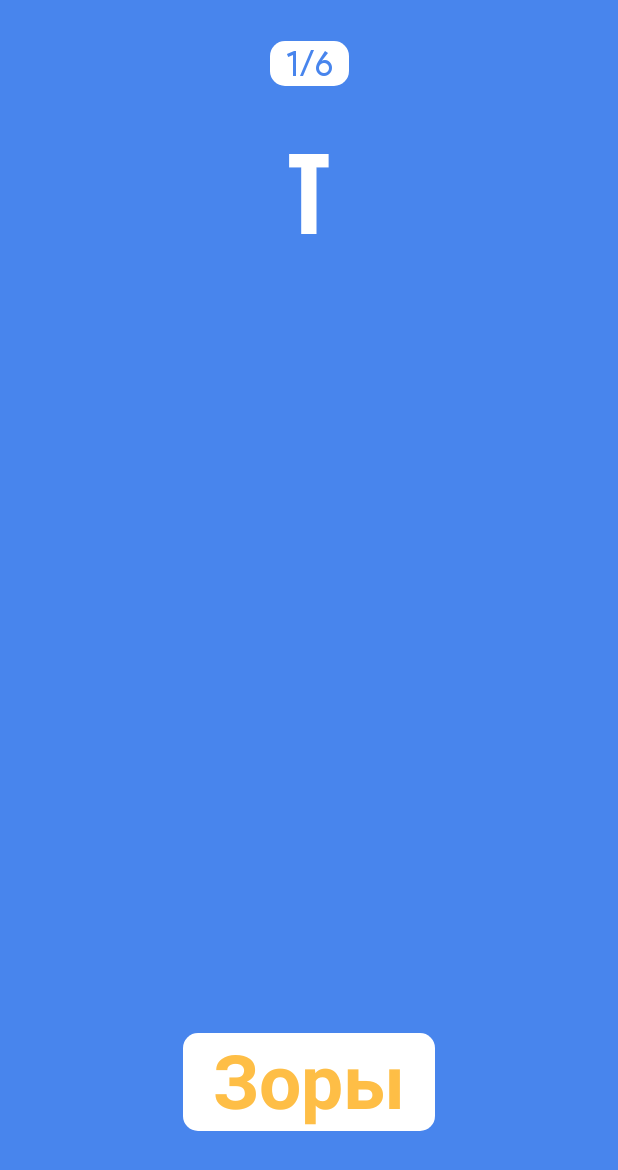
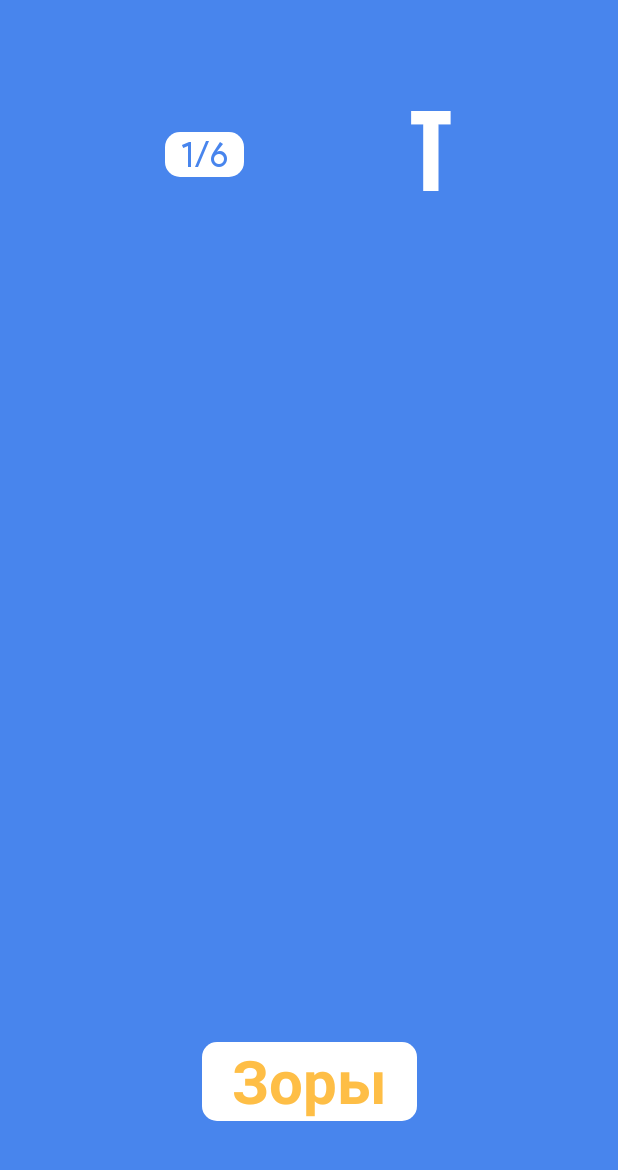
Before and after one commit to Kiolk/Alphabet, an Android app: the layout controller_game.xml on its own in the app's theme, with its tools: preview values and no code run, on a phone screen of 412 x 824 dp. Shown: the top 1170 px of the screen. Run offline under Robolectric (Android 15) with nearby library versions, the phone set to English and light mode, and no system bars.

Commit message:
Refactored some layouts

```diff
--- a/app/src/main/java/com/github/kiolk/alphabet/presentation/dialogs/CompleteTopicDialog.kt
+++ b/app/src/main/java/com/github/kiolk/alphabet/presentation/dialogs/CompleteTopicDialog.kt
@@ -32,7 +32,7 @@ class CompleteTopicDialog: BaseInfoDialog {
     override fun onViewBound(view: View) {
         super.onViewBound(view)
 
-        dialog?.let { isCancelable }
+        dialog?.setCancelable(true)
 
         val topic = args.getParcelable(BUNDLE_TOPIC) as Topic
 
@@ -47,7 +47,6 @@ class CompleteTopicDialog: BaseInfoDialog {
     fun onOkPress(){
         Log.d("MyLogs", "Calls on press")
         router.popCurrentController()
-//        listener.invoke()
     }
 
     override fun onDestroy() {
--- a/app/src/main/res/layout/controller_complete_topic.xml
+++ b/app/src/main/res/layout/controller_complete_topic.xml
@@ -70,7 +70,6 @@
             android:layout_height="wrap_content"
             android:padding="15dp"
             android:src="@drawable/ic_close_cross"
-            android:text="ok"
             app:layout_constraintRight_toRightOf="parent"
             app:layout_constraintTop_toTopOf="parent" />
     </android.support.constraint.ConstraintLayout>
--- a/app/src/main/res/layout/controller_game.xml
+++ b/app/src/main/res/layout/controller_game.xml
@@ -18,27 +18,27 @@
         android:id="@+id/tv_game_screen_step"
         android:layout_width="wrap_content"
         android:layout_height="wrap_content"
-        app:layout_constraintRight_toRightOf="parent"
+        android:background="@drawable/bg_round_white"
+        android:fontFamily="@font/product_sans_regular"
         android:paddingLeft="10dp"
         android:paddingRight="10dp"
+        app:layout_constraintTop_toTopOf="parent"
+        app:layout_constraintBottom_toTopOf="@+id/rw_words_photos"
+        app:layout_constraintLeft_toLeftOf="parent"
+        app:layout_constraintRight_toLeftOf="@+id/tv_game_screen_letter"
+        android:textColor="@color/general_blue"
         android:textSize="24sp"
-        app:layout_constraintLeft_toLeftOf="parent"
-        android:fontFamily="@font/product_sans_regular"
-        app:layout_constraintTop_toTopOf="parent"
-        android:textColor="@color/general_blue"
-        android:background="@drawable/bg_round_white"
-        app:layout_constraintBottom_toTopOf="@+id/tv_game_screen_letter"
-        tools:text="1/6"/>
+        tools:text="1/6" />
 
     <TextView
         android:id="@+id/tv_game_screen_letter"
         android:layout_width="wrap_content"
         android:layout_height="wrap_content"
+        app:layout_constraintTop_toTopOf="parent"
+        app:layout_constraintBottom_toTopOf="@+id/rw_words_photos"
+        app:layout_constraintRight_toRightOf="parent"
+        app:layout_constraintLeft_toRightOf="@+id/tv_game_screen_step"
         android:gravity="center"
-        app:layout_constraintLeft_toLeftOf="parent"
-        app:layout_constraintRight_toRightOf="parent"
-        app:layout_constraintBottom_toTopOf="@+id/rw_words_photos"
-        app:layout_constraintTop_toBottomOf="@+id/tv_game_screen_step"
         android:textSize="80sp"
         android:textColor="@color/general_white"
         android:fontFamily="@font/proxima_nowa_extra_condensed"
@@ -94,7 +94,7 @@
         android:paddingEnd="20dp"
         android:text="Zory"
         android:textColor="@color/general_orange"
-        android:textSize="50sp"
+        android:textSize="40sp"
         app:layout_constraintBottom_toBottomOf="parent"
         app:layout_constraintLeft_toLeftOf="parent"
         app:layout_constraintRight_toRightOf="parent"
@@ -123,4 +123,5 @@
         app:layout_constraintBottom_toBottomOf="parent"
         app:layout_constraintLeft_toLeftOf="parent"
         app:layout_constraintRight_toRightOf="parent" />
+
 </android.support.constraint.ConstraintLayout>
--- a/app/src/main/res/layout/controller_home.xml
+++ b/app/src/main/res/layout/controller_home.xml
@@ -25,14 +25,14 @@
         android:layout_width="match_parent"
         android:layout_height="match_parent"
         android:orientation="horizontal"
-        app:layout_constraintGuide_percent="0.2" />
+        app:layout_constraintGuide_percent="0.1" />
 
     <android.support.constraint.Guideline
         android:id="@+id/guideline_home_bottom"
         android:layout_width="match_parent"
         android:layout_height="match_parent"
         android:orientation="horizontal"
-        app:layout_constraintGuide_percent="0.8" />
+        app:layout_constraintGuide_percent="0.9" />
 
     <View
         android:layout_width="0dp"
```
Also changed, not shown: app/src/main/java/com/github/kiolk/alphabet/presentation/dialogs/CompleteLevelDialog.kt (+8 -1 lines), app/src/main/java/com/github/kiolk/alphabet/presentation/game/game/GameController.kt (+8 -1 lines), app/src/main/java/com/github/kiolk/alphabet/presentation/game/game/GamePresenter.kt (+6 -1 lines), app/src/main/res/layout/controller_coplete_level.xml (+11 -0 lines), app/src/main/res/layout/controller_main.xml (+8 -8 lines), app/src/main/res/layout/layout_styled_progress_bar.xml (+4 -6 lines).
